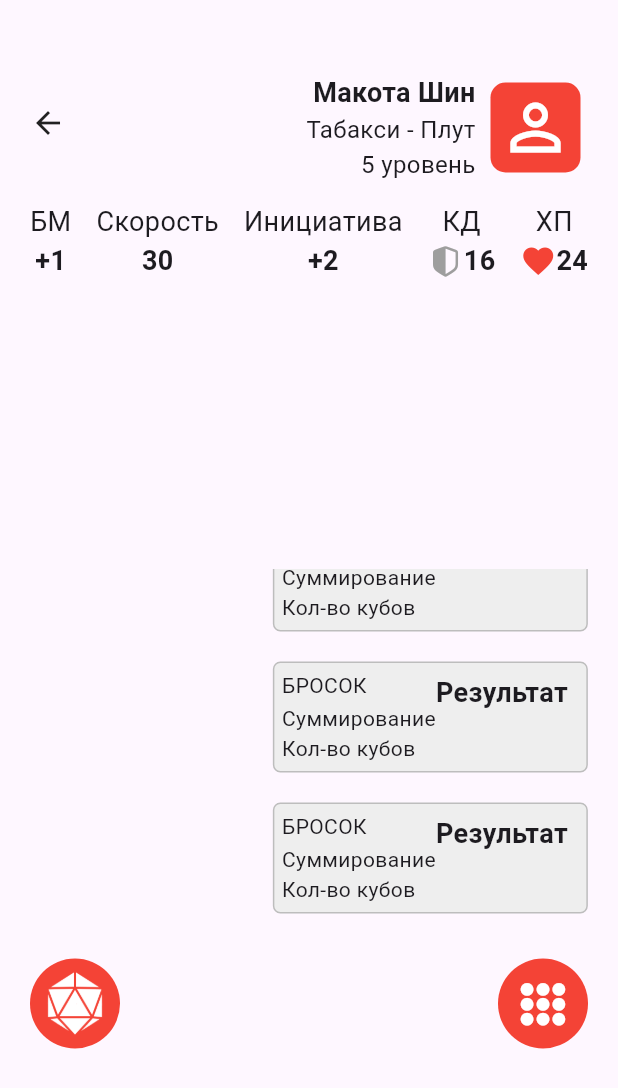
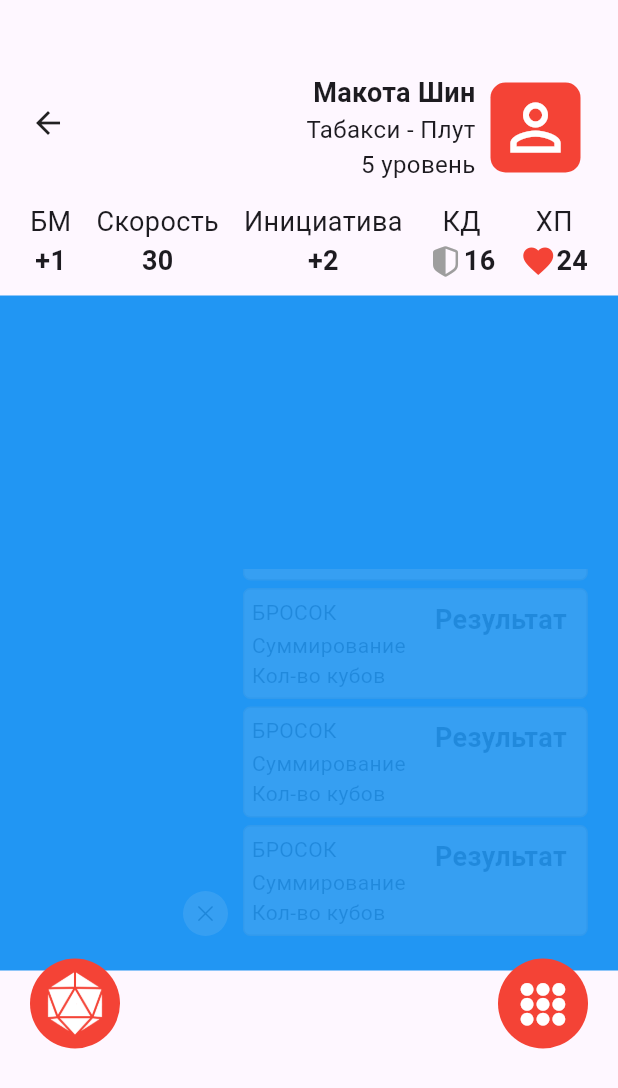
Before and after one commit to RetroZoomer/KP_Android_Front, a Flutter app: the screen it shows after launch, on a phone screen of 412 x 824 dp. Shown: the top 1088 px of the screen. Run offline on Flutter 3.47's test engine with Material 3 defaults, Android fonts, the phone set to English and light mode, and no system bars; our stand-ins replace get; missing offline and left inert: dart:js.

```diff
--- a/lib/pages/character/character_page.dart
+++ b/lib/pages/character/character_page.dart
@@ -1,3 +1,5 @@
+import 'dart:ui';
+
 import 'package:flutter/cupertino.dart';
 import 'package:flutter/material.dart';
 
@@ -14,6 +16,7 @@ class _CharacterPageState extends State<CharacterPage> {
     return Scaffold(
       body: Stack(
         children: [
+          // Верхняя инфа
           Column(
             children: [
               //Инфа о перс.
@@ -209,7 +212,10 @@ class _CharacterPageState extends State<CharacterPage> {
                 ),
               ),
               // Модули
-
+              Container(
+                color: Colors.blue,
+                height: 450,
+              )
             ],
           ),
           // История бросков
@@ -220,14 +226,19 @@ class _CharacterPageState extends State<CharacterPage> {
                   width: 250,
                   height: 250,
                   child: ListView.builder(
-                      physics: NeverScrollableScrollPhysics(),
+                      physics: AlwaysScrollableScrollPhysics(),
                       shrinkWrap: true,
                       reverse: true,
                       itemCount: 5,
                       itemBuilder: (context, index) {
                         // Обертка
-                        return Container(
+                        return Stack(
+                          children: [
+                            Opacity(
+                                opacity: 0.1,
+                              child: Container(
                                 padding: EdgeInsets.all(5),
+                                margin: EdgeInsets.only( right: 20, bottom: 5),
                                 decoration: BoxDecoration(
                                     borderRadius: BorderRadius.circular(5),
                                     color: Colors.grey.shade200,
@@ -237,11 +248,13 @@ class _CharacterPageState extends State<CharacterPage> {
                                       color: Colors.grey.shade400,
                                     )
                                 ),
-                          margin: EdgeInsets.only(left: 20, right: 20, bottom: 20),
-                          child: Row(
+                                child: Stack(
+                                  children: [
+                                    Row(
                                       mainAxisAlignment: MainAxisAlignment.spaceBetween,
                                       crossAxisAlignment: CrossAxisAlignment.start,
                                       children: [
+                                        // Основные чилса
                                         Column(
                                           crossAxisAlignment: CrossAxisAlignment.start,
                                           children: [
@@ -251,6 +264,7 @@ class _CharacterPageState extends State<CharacterPage> {
                                             Text("Кол-во кубов")
                                           ],
                                         ),
+                                        // Результат
                                         Container(
                                           padding: EdgeInsets.only(top: 2, right: 8),
                                           child: Text(
@@ -260,11 +274,40 @@ class _CharacterPageState extends State<CharacterPage> {
                                                 fontWeight: FontWeight.bold
                                             ),
                                           ),
-                              )
+                                        ),
+
                                       ],
                                     ),
+                                  ],
+                                ),
+                              ),
+                            ),
+                          ],
                         );
                       })
+              ),
+          ),
+          // Кнопка скрытия истории
+          Positioned(
+            right: 260,
+            bottom: 200,
+            child: Opacity(
+              opacity: 0.1,
+              child: Container(
+                width: 30,
+                height: 30,
+                decoration: BoxDecoration(
+                  borderRadius: BorderRadius.circular(40),
+                  color: Colors.grey.shade200,
+                ),
+                child: Center(
+                  child: Icon(
+                    CupertinoIcons.xmark,
+                    color: Colors.black,
+                    size: 15,
+                  ),
+                ),
+              ),
             ),
           ),
           // Кубы
@@ -280,11 +323,6 @@ class _CharacterPageState extends State<CharacterPage> {
               ),
               child: Center(
                 child: Image.asset("assets/images/dice-twenty.png", width: 45,)
-                // Icon(
-                //   CupertinoIcons.plus_circle_fill,
-                //   color: Colors.white,
-                //   size: 45,
-                // ),
               ),
             ),
           ),
```
Lines whose indentation alone changed are shown as unchanged.
